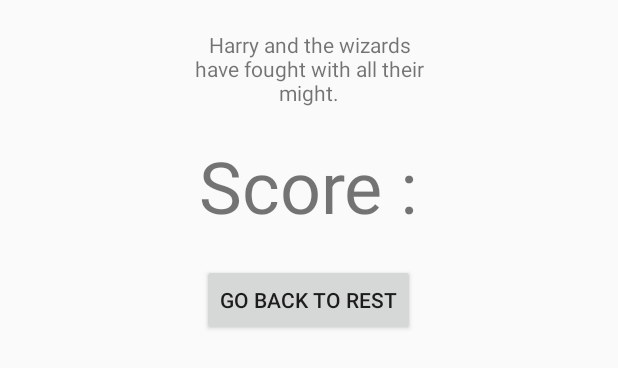
After one commit to cola-za/cs361-project, an Android app: the layout end_dialog.xml on its own in the app's theme, with its tools: preview values and no code run, on a phone screen of 412 x 824 dp. The commit adds this screen. Shown: the top 368 px of the screen. Run offline under Robolectric (Android 15) with nearby library versions, the phone set to English and light mode, and no system bars.

Commit message:
add gameover dialog

```diff
--- /dev/null
+++ b/app/src/main/res/layout/end_dialog.xml
@@ -0,0 +1,41 @@
+<?xml version="1.0" encoding="utf-8"?>
+<LinearLayout xmlns:android="http://schemas.android.com/apk/res/android"
+    android:layout_width="match_parent"
+    android:layout_height="wrap_content"
+    android:padding="@dimen/dialog_layout_space"
+    android:orientation="vertical">
+
+
+    <TextView
+        android:id="@+id/textViewHeadGameOver"
+        android:layout_width="wrap_content"
+        android:layout_height="wrap_content"
+        android:layout_weight="1"
+        android:layout_gravity="center"
+        android:gravity="center"
+        android:ems="10"
+        android:layout_marginBottom="@dimen/dialog_layout_space"
+        android:text="@string/head_message_gameover" />
+
+    <TextView
+        android:id="@+id/textViewScoreGameOver"
+        android:layout_width="wrap_content"
+        android:layout_height="wrap_content"
+        android:layout_weight="1"
+        android:layout_gravity="center"
+        android:gravity="center"
+        android:textSize="@dimen/score_game_over_text_size"
+        android:layout_marginBottom="@dimen/dialog_layout_space"
+        android:text="@string/score" />
+
+    <Button
+        android:id="@+id/buttonBackEndGame"
+        android:layout_width="wrap_content"
+        android:layout_height="wrap_content"
+        android:layout_weight="1"
+        android:layout_gravity="center"
+        android:gravity="center"
+        android:text="@string/button_message_gameover" />
+
+
+</LinearLayout>
--- a/app/src/main/res/values/dimens.xml
+++ b/app/src/main/res/values/dimens.xml
@@ -1,6 +1,7 @@
 <?xml version="1.0" encoding="utf-8"?>
 <resources>
     <dimen name="dialog_message_text_size" >18sp</dimen>
+    <dimen name="score_game_over_text_size" >48sp</dimen>
     <dimen name="dialog_space_between_button" >10dp</dimen>
     <dimen name="dialog_layout_space" >20dp</dimen>
     <dimen name="table_margin" >80dp</dimen>
--- a/app/src/main/res/values/strings.xml
+++ b/app/src/main/res/values/strings.xml
@@ -10,4 +10,7 @@
     <string name="desc_easy">Piece of cake, the Dementor is worn out, while Harry is bursting with energy</string>
     <string name="desc_normal">Harry and the Dementors are evenly matched in power.</string>
     <string name="desc_hard">Famished Dementors will have their usual movement speed doubled.</string>
+    <string name="button_message_gameover">Go back to rest</string>
+    <string name="score">Score :</string>
+    <string name="head_message_gameover">Harry and the wizards have fought with all their might.</string>
 </resources>
```
Also changed, not shown: app/src/main/java/com/heyletscode/ihavetofly/GameActivity.java (+40 -0 lines), app/src/main/java/com/heyletscode/ihavetofly/GameView.java (+9 -12 lines), app/src/main/java/com/heyletscode/ihavetofly/Heart.java (renamed from app/src/main/java/com/heyletscode/ihavetofly/Life.java, +4 -5 lines), 1 other file.
